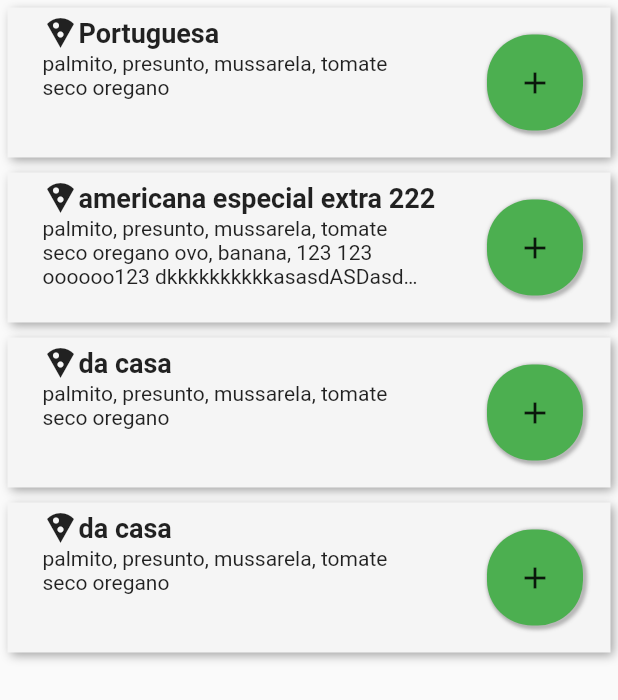
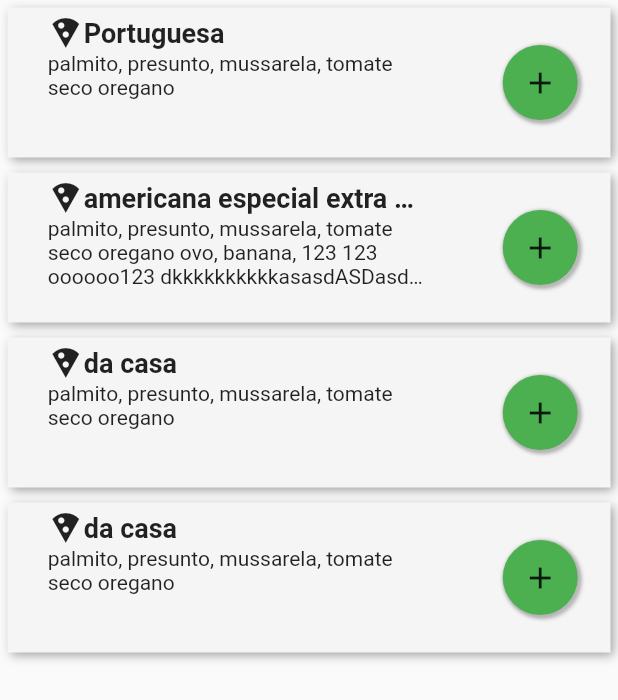
Before and after one commit to Eddie66six/app_layout_flutter, a Flutter app: the screen it shows after launch, after a tap on the "add" icon, after a tap on the "add shopping cart" icon, on a phone screen of 412 x 824 dp. Shown: the top 700 px of the screen. Run offline on Flutter 3.47's test engine with Material 2 defaults, Android fonts, the phone set to English and light mode, and no system bars.

Commit message:
corrigido erro de tamanho do tittulo e separado codigo

```diff
--- a/lib/app.dart
+++ b/lib/app.dart
@@ -1,5 +1,4 @@
 import 'package:flutter/material.dart';
-import 'dart:math' as Math;
 
 class App extends StatefulWidget {
   @override
@@ -12,13 +11,16 @@ class _AppState extends State<App> {
     return Scaffold(
         body: new ListView(
       children: <Widget>[
-            new Card("Portuguesa", "palmito, presunto, mussarela, tomate seco oregano"),
-            new Card("americana especial extra 222", "palmito, presunto, mussarela, tomate seco oregano ovo, banana, 123 123 oooooo123 dkkkkkkkkkkasasdASDasdASDasdsdfas"),
-            new Card("da casa", "palmito, presunto, mussarela, tomate seco oregano"),
-            new Card("da casa", "palmito, presunto, mussarela, tomate seco oregano"),
+        new Card(
+            "Portuguesa", "palmito, presunto, mussarela, tomate seco oregano"),
+        new Card("americana especial extra 222",
+            "palmito, presunto, mussarela, tomate seco oregano ovo, banana, 123 123 oooooo123 dkkkkkkkkkkasasdASDasdASDasdsdfas"),
+        new Card(
+            "da casa", "palmito, presunto, mussarela, tomate seco oregano"),
+        new Card(
+            "da casa", "palmito, presunto, mussarela, tomate seco oregano"),
       ],
-        )
-    );
+    ));
   }
 }
 
@@ -84,7 +86,52 @@ class _CardState extends State<Card> with TickerProviderStateMixin {
             ..rotateX(rotate)
             ..rotateY(0)
             ..rotateZ(0),
-        child: Container(
+          child: new CardBody(
+              size,
+              _animationController,
+              _animationRotate,
+              _animationOpacity,
+              rotate,
+              opacity,
+              qtde,
+              isFront,
+              widget.title,
+              widget.description)),
+    );
+  }
+}
+
+class CardBody extends StatefulWidget {
+  CardBody(
+      this.size,
+      this._animationController,
+      this._animationRotate,
+      this._animationOpacity,
+      this.rotate,
+      this.opacity,
+      this.qtde,
+      this.isFront,
+      this.title,
+      this.description);
+  final Size size;
+  final AnimationController _animationController;
+  final Animation<double> _animationRotate;
+  final Animation<double> _animationOpacity;
+  final double rotate;
+  final double opacity;
+  int qtde;
+  final bool isFront;
+
+  final String title;
+  final String description;
+  @override
+  _CardBodyState createState() => _CardBodyState();
+}
+
+class _CardBodyState extends State<CardBody> {
+  @override
+  Widget build(BuildContext context) {
+    return Container(
         margin: new EdgeInsets.all(5),
         decoration: new BoxDecoration(
           color: Colors.grey[100],
@@ -92,20 +139,19 @@ class _CardState extends State<Card> with TickerProviderStateMixin {
             new BoxShadow(
                 color: Colors.grey[500],
                 offset: new Offset(2.0, 2.0),
-                  blurRadius: 5
-                )
+                blurRadius: 5)
           ],
         ),
         height: 100,
         child: new Opacity(
-              opacity: opacity,
+          opacity: widget.opacity,
           child: new Center(
-                  child: isFront
+              child: widget.isFront
                   ? new Row(
                       mainAxisAlignment: MainAxisAlignment.spaceAround,
                       children: <Widget>[
                         new Container(
-                              width: size.width/1.5 - 10,
+                          width: widget.size.width / 1.5 - 10,
                           padding: new EdgeInsets.all(5),
                           child: new Column(
                             mainAxisAlignment: MainAxisAlignment.start,
@@ -114,38 +160,49 @@ class _CardState extends State<Card> with TickerProviderStateMixin {
                               new Row(
                                 children: <Widget>[
                                   new Icon(Icons.local_pizza),
-                                      new Text(widget.title, style: new TextStyle(fontSize: 18, fontWeight: FontWeight.bold),
-                                        maxLines: 1, softWrap: true, overflow: TextOverflow.ellipsis),
+                                  new Container(
+                                    width: widget.size.width / 1.5 - 50,
+                                    child: new Text(widget.title,
+                                        style: new TextStyle(
+                                            fontSize: 18,
+                                            fontWeight: FontWeight.bold),
+                                        maxLines: 1,
+                                        softWrap: true,
+                                        overflow: TextOverflow.ellipsis),
+                                  )
                                 ],
                               ),
                               new Text(widget.description,
-                                    maxLines: 3, softWrap: true, overflow: TextOverflow.ellipsis)
+                                  maxLines: 3,
+                                  softWrap: true,
+                                  overflow: TextOverflow.ellipsis)
                             ],
                           ),
                         ),
                         new InkWell(
-                              onTap: (){
-                                if (_animationController.status == AnimationStatus.dismissed)
-                                  _animationController.forward();
+                          onTap: () {
+                            if (widget._animationController.status ==
+                                AnimationStatus.dismissed)
+                              widget._animationController.forward();
                           },
                           child: new Container(
                             decoration: new BoxDecoration(
                               color: Colors.green,
-                                  borderRadius: new BorderRadius.circular(30),
+                              borderRadius: new BorderRadius.circular(50),
                               boxShadow: [
                                 new BoxShadow(
                                     color: Colors.grey[700],
                                     offset: new Offset(1.0, 1.0),
-                                      blurRadius: 2
-                                    ),
+                                    blurRadius: 2),
                                 new BoxShadow(
                                     color: Colors.grey[400],
                                     offset: new Offset(2.0, 2.0),
-                                      blurRadius: 2
-                                    )
+                                    blurRadius: 2)
                               ],
                             ),
-                                padding: new EdgeInsets.all(20),
+                            height: 50,
+                            width: 50,
+                            padding: new EdgeInsets.all(10),
                             child: new Icon(Icons.add),
                           ),
                         )
@@ -158,23 +215,24 @@ class _CardState extends State<Card> with TickerProviderStateMixin {
                           child: new Text("-"),
                           onPressed: () {
                             setState(() {
-                                  if (qtde > 0) qtde--;
+                              if (widget.qtde > 0) widget.qtde--;
                             });
                           },
                         ),
-                            new Text(qtde.toString()),
+                        new Text(widget.qtde.toString()),
                         new RaisedButton(
                           child: new Text("+"),
                           onPressed: () {
                             setState(() {
-                                  qtde++;
+                              widget.qtde++;
                             });
                           },
                         ),
                         new InkWell(
-                              onTap: (){
-                                if (_animationController.status == AnimationStatus.dismissed)
-                                  _animationController.forward();
+                          onTap: () {
+                            if (widget._animationController.status ==
+                                AnimationStatus.dismissed)
+                              widget._animationController.forward();
                           },
                           child: new Container(
                             decoration: new BoxDecoration(
@@ -184,13 +242,11 @@ class _CardState extends State<Card> with TickerProviderStateMixin {
                                 new BoxShadow(
                                     color: Colors.grey[700],
                                     offset: new Offset(1.0, 1.0),
-                                      blurRadius: 2
-                                    ),
+                                    blurRadius: 2),
                                 new BoxShadow(
                                     color: Colors.grey[400],
                                     offset: new Offset(2.0, 2.0),
-                                      blurRadius: 2
-                                    )
+                                    blurRadius: 2)
                               ],
                             ),
                             padding: new EdgeInsets.all(20),
@@ -199,8 +255,6 @@ class _CardState extends State<Card> with TickerProviderStateMixin {
                         ),
                       ],
                     )),
-            )),
-      ),
-    );
+        ));
   }
 }
```
Lines whose indentation alone changed are shown as unchanged.
